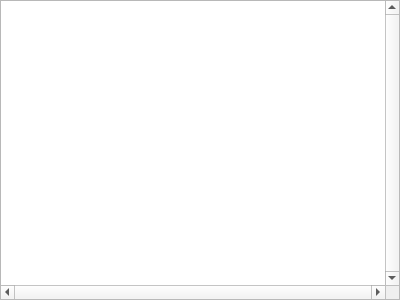
This is apps/ide/nes/designers/famitracker/PatternEditor.ui in christopherpow/nesicide as Qt 5 draws it before an edit. The edited form follows.
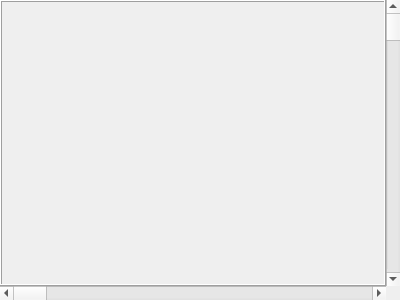
This is the edited form. Custom widgets are drawn as their Qt base class.

Commit message: FamiTracker pattern editor is clickable, scrollable, and generally working well.  Still not quite done but very much better.

Patch:
```diff
--- a/apps/ide/nes/designers/famitracker/PatternEditor.ui
+++ b/apps/ide/nes/designers/famitracker/PatternEditor.ui
@@ -10,6 +10,9 @@
     <height>300</height>
    </rect>
   </property>
+  <property name="focusPolicy">
+   <enum>Qt::StrongFocus</enum>
+  </property>
   <property name="windowTitle">
    <string>Form</string>
   </property>
@@ -21,75 +24,45 @@
     <number>0</number>
    </property>
    <item row="0" column="0">
-    <widget class="CFamiTrackerPatternTableView" name="songPatterns">
-     <property name="sizePolicy">
-      <sizepolicy hsizetype="Expanding" vsizetype="Expanding">
-       <horstretch>0</horstretch>
-       <verstretch>0</verstretch>
-      </sizepolicy>
-     </property>
-     <property name="verticalScrollBarPolicy">
-      <enum>Qt::ScrollBarAlwaysOn</enum>
-     </property>
-     <property name="horizontalScrollBarPolicy">
-      <enum>Qt::ScrollBarAlwaysOn</enum>
-     </property>
-     <property name="alternatingRowColors">
+    <widget class="QFrame" name="frame">
+     <property name="mouseTracking">
       <bool>false</bool>
      </property>
-     <property name="selectionMode">
-      <enum>QAbstractItemView::SingleSelection</enum>
+     <property name="acceptDrops">
+      <bool>true</bool>
      </property>
-     <property name="selectionBehavior">
-      <enum>QAbstractItemView::SelectRows</enum>
+     <property name="frameShape">
+      <enum>QFrame::Box</enum>
      </property>
-     <property name="textElideMode">
-      <enum>Qt::ElideNone</enum>
+     <property name="frameShadow">
+      <enum>QFrame::Raised</enum>
      </property>
-     <property name="verticalScrollMode">
-      <enum>QAbstractItemView::ScrollPerPixel</enum>
+     <layout class="QGridLayout" name="gridLayout_2">
+      <property name="margin">
+       <number>0</number>
+      </property>
+      <property name="spacing">
+       <number>0</number>
+      </property>
+     </layout>
+    </widget>
+   </item>
+   <item row="0" column="1">
+    <widget class="QScrollBar" name="verticalScrollBar">
+     <property name="orientation">
+      <enum>Qt::Vertical</enum>
      </property>
-     <property name="showGrid">
-      <bool>false</bool>
+    </widget>
+   </item>
+   <item row="1" column="0">
+    <widget class="QScrollBar" name="horizontalScrollBar">
+     <property name="orientation">
+      <enum>Qt::Horizontal</enum>
      </property>
-     <property name="gridStyle">
-      <enum>Qt::DotLine</enum>
-     </property>
-     <property name="wordWrap">
-      <bool>false</bool>
-     </property>
-     <property name="cornerButtonEnabled">
-      <bool>false</bool>
-     </property>
-     <attribute name="horizontalHeaderVisible">
-      <bool>false</bool>
-     </attribute>
-     <attribute name="horizontalHeaderDefaultSectionSize">
-      <number>1</number>
-     </attribute>
-     <attribute name="horizontalHeaderMinimumSectionSize">
-      <number>1</number>
-     </attribute>
-     <attribute name="horizontalHeaderStretchLastSection">
-      <bool>false</bool>
-     </attribute>
-     <attribute name="verticalHeaderDefaultSectionSize">
-      <number>1</number>
-     </attribute>
-     <attribute name="verticalHeaderMinimumSectionSize">
-      <number>1</number>
-     </attribute>
     </widget>
    </item>
   </layout>
  </widget>
- <customwidgets>
-  <customwidget>
-   <class>CFamiTrackerPatternTableView</class>
-   <extends>QTableView</extends>
-   <header location="global">famitracker/MainFrame.h</header>
-  </customwidget>
- </customwidgets>
  <resources/>
  <connections/>
 </ui>
```
The commit also changes 18 other files.
